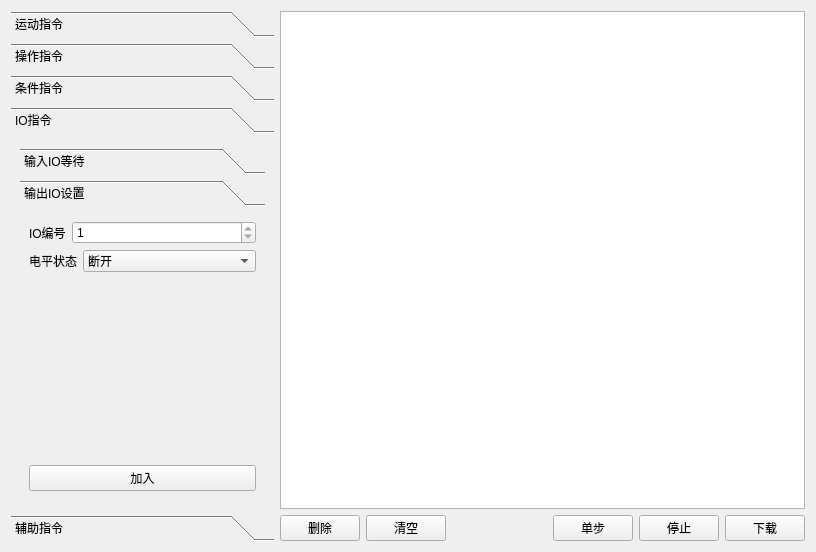
Above: src/form.ui from eeyoo/step-servo-tuner before the change. Below: the same form after it.
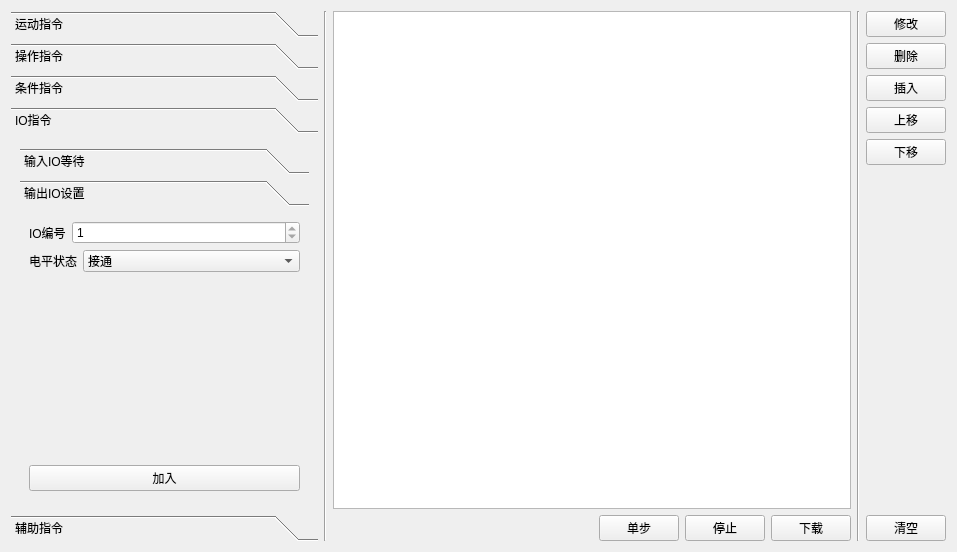
That is the form after the change. The open tabs and pages were chosen to show the change.

Diff of the .ui file:
```diff
--- a/src/form.ui
+++ b/src/form.ui
@@ -6,14 +6,14 @@
    <rect>
     <x>0</x>
     <y>0</y>
-    <width>816</width>
+    <width>957</width>
     <height>552</height>
    </rect>
   </property>
   <property name="windowTitle">
    <string>Form</string>
   </property>
-  <layout class="QHBoxLayout" name="horizontalLayout_6" stretch="1,2">
+  <layout class="QHBoxLayout" name="horizontalLayout_19" stretch="1,0,2">
    <item>
     <widget class="QToolBox" name="parentToolBox">
      <property name="currentIndex">
@@ -646,7 +646,7 @@
        <rect>
         <x>0</x>
         <y>0</y>
-        <width>264</width>
+        <width>308</width>
         <height>404</height>
        </rect>
       </property>
@@ -751,8 +751,8 @@
            <rect>
             <x>0</x>
             <y>0</y>
-            <width>124</width>
-            <height>103</height>
+            <width>290</width>
+            <height>334</height>
            </rect>
           </property>
           <attribute name="label">
@@ -795,7 +795,10 @@
              <item>
               <widget class="QComboBox" name="outputState">
                <property name="currentText">
-                <string>断开</string>
+                <string>接通</string>
+               </property>
+               <property name="currentIndex">
+                <number>1</number>
                </property>
                <item>
                 <property name="text">
@@ -918,7 +921,16 @@
     </widget>
    </item>
    <item>
-    <layout class="QVBoxLayout" name="verticalLayout_5">
+    <widget class="Line" name="line_2">
+     <property name="orientation">
+      <enum>Qt::Vertical</enum>
+     </property>
+    </widget>
+   </item>
+   <item>
+    <layout class="QHBoxLayout" name="horizontalLayout_6">
+     <item>
+      <layout class="QVBoxLayout" name="verticalLayout_17">
      <item>
       <widget class="QTableView" name="tableView">
        <property name="mouseTracking">
@@ -937,20 +949,6 @@
      </item>
      <item>
       <layout class="QHBoxLayout" name="horizontalLayout">
-       <item>
-        <widget class="QPushButton" name="deleteBtn">
-         <property name="text">
-          <string>删除</string>
-         </property>
-        </widget>
-       </item>
-       <item>
-        <widget class="QPushButton" name="resetBtn">
-         <property name="text">
-          <string>清空</string>
-         </property>
-        </widget>
-       </item>
        <item>
         <spacer name="horizontalSpacer">
          <property name="orientation">
@@ -982,6 +980,74 @@
         <widget class="QPushButton" name="forwardAct">
          <property name="text">
           <string>下载</string>
+           </property>
+          </widget>
+         </item>
+        </layout>
+       </item>
+      </layout>
+     </item>
+     <item>
+      <widget class="Line" name="line">
+       <property name="orientation">
+        <enum>Qt::Vertical</enum>
+       </property>
+      </widget>
+     </item>
+     <item>
+      <layout class="QVBoxLayout" name="verticalLayout_5">
+       <item>
+        <widget class="QPushButton" name="editBtn">
+         <property name="text">
+          <string>修改</string>
+         </property>
+        </widget>
+       </item>
+       <item>
+        <widget class="QPushButton" name="deleteBtn">
+         <property name="text">
+          <string>删除</string>
+         </property>
+        </widget>
+       </item>
+       <item>
+        <widget class="QPushButton" name="insertBtn">
+         <property name="text">
+          <string>插入</string>
+         </property>
+        </widget>
+       </item>
+       <item>
+        <widget class="QPushButton" name="upBtn">
+         <property name="text">
+          <string>上移</string>
+         </property>
+        </widget>
+       </item>
+       <item>
+        <widget class="QPushButton" name="downBtn">
+         <property name="text">
+          <string>下移</string>
+         </property>
+        </widget>
+       </item>
+       <item>
+        <spacer name="verticalSpacer_11">
+         <property name="orientation">
+          <enum>Qt::Vertical</enum>
+         </property>
+         <property name="sizeHint" stdset="0">
+          <size>
+           <width>20</width>
+           <height>40</height>
+          </size>
+         </property>
+        </spacer>
+       </item>
+       <item>
+        <widget class="QPushButton" name="clearBtn">
+         <property name="text">
+          <string>清空</string>
          </property>
         </widget>
        </item>
```
Left out of the diff: 37 changed lines with no effect on the pictures. Lines whose indentation alone changed are shown as unchanged.
